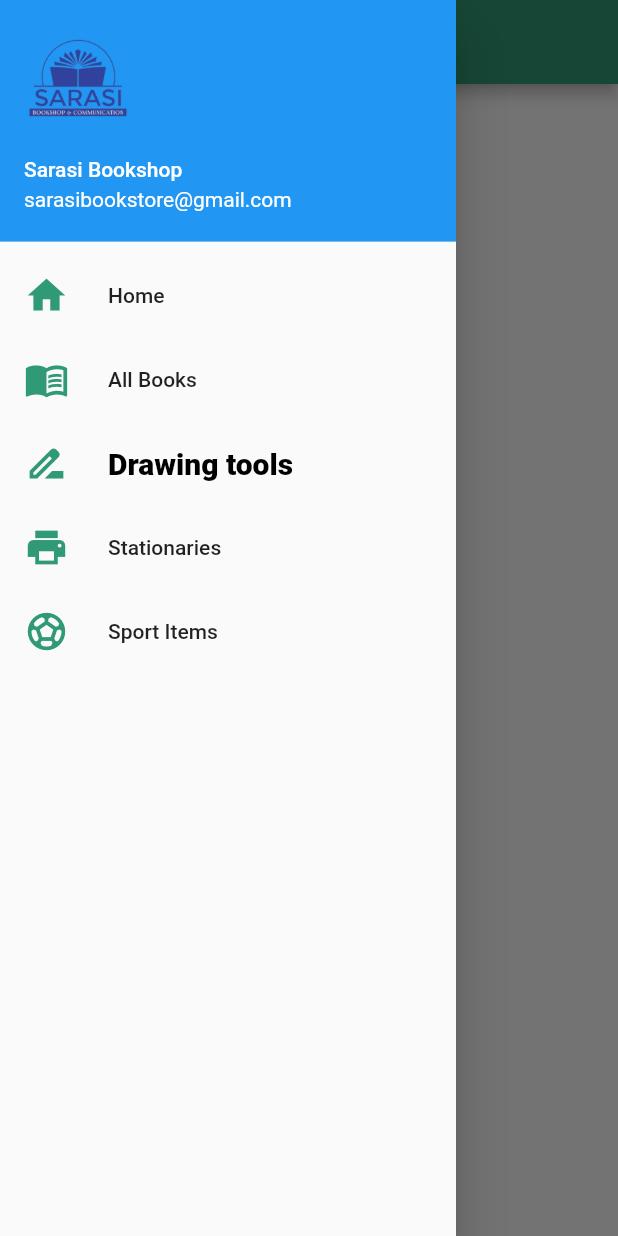
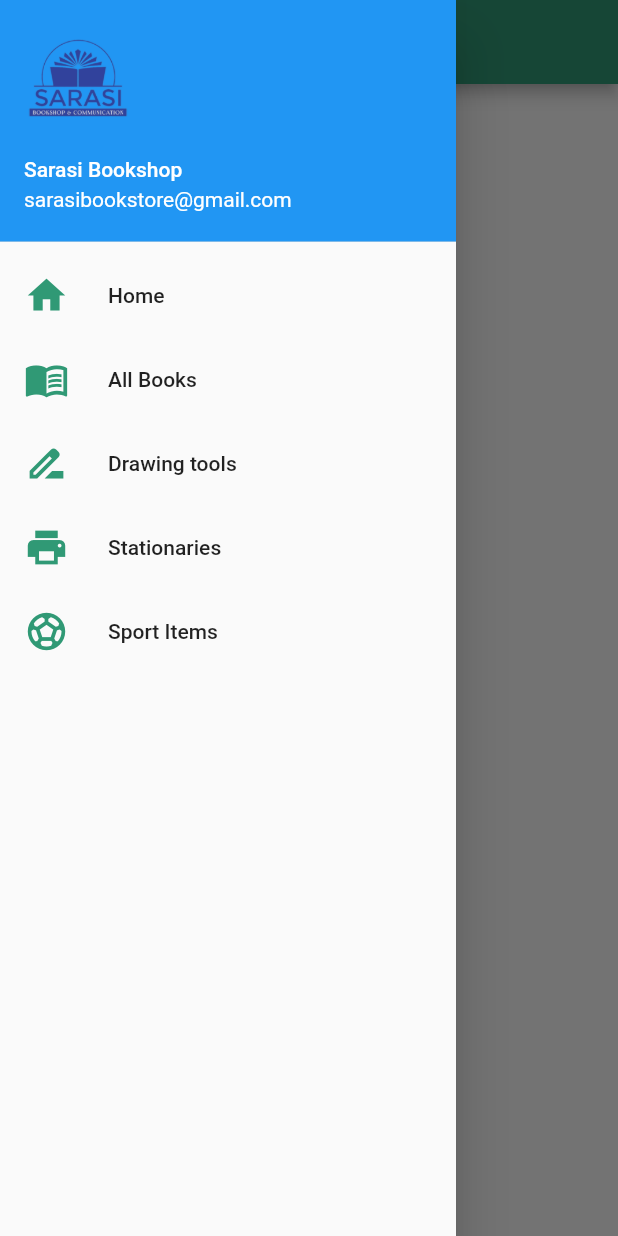
Before and after one commit to nadeeshapathiraja/book_app, a Flutter app: the screen it shows after launch, with the side drawer open, on a phone screen of 412 x 824 dp. Run offline on Flutter 3.47's test engine with Material 2 defaults, Android fonts, the phone set to English and light mode, and no system bars.

Commit message:
Add custom tect field

```diff
--- /dev/null
+++ b/lib/components/custom_text.dart
@@ -0,0 +1,28 @@
+import 'package:book_app/utils/app_colors.dart';
+import 'package:flutter/material.dart';
+
+class CustomText extends StatelessWidget {
+  const CustomText({
+    Key? key,
+    required this.text,
+    this.color,
+    this.fontsize,
+    this.fontweight,
+  }) : super(key: key);
+
+  final Color? color;
+  final FontWeight? fontweight;
+  final double? fontsize;
+  final String text;
+  @override
+  Widget build(BuildContext context) {
+    return Text(
+      text,
+      style: TextStyle(
+        fontSize: fontsize,
+        fontWeight: fontweight,
+        color: color,
+      ),
+    );
+  }
+}
--- a/lib/main_pages/home_screen/home_screen.dart
+++ b/lib/main_pages/home_screen/home_screen.dart
@@ -1,3 +1,4 @@
+import 'package:book_app/components/custom_text.dart';
 import 'package:book_app/utils/app_colors.dart';
 import 'package:book_app/utils/constants.dart';
 import 'package:flutter/material.dart';
@@ -44,13 +45,8 @@ class _HomeScreenState extends State<HomeScreen> {
               ),
             ),
             ListTile(
-              title: const Text(
-                "Drawing tools",
-                style: TextStyle(
-                  fontSize: 20,
-                  fontWeight: FontWeight.w900,
-                  color: kBlack,
-                ),
+              title: const CustomText(
+                text: "Drawing tools",
               ),
               onTap: () {},
               leading: const Icon(
```
